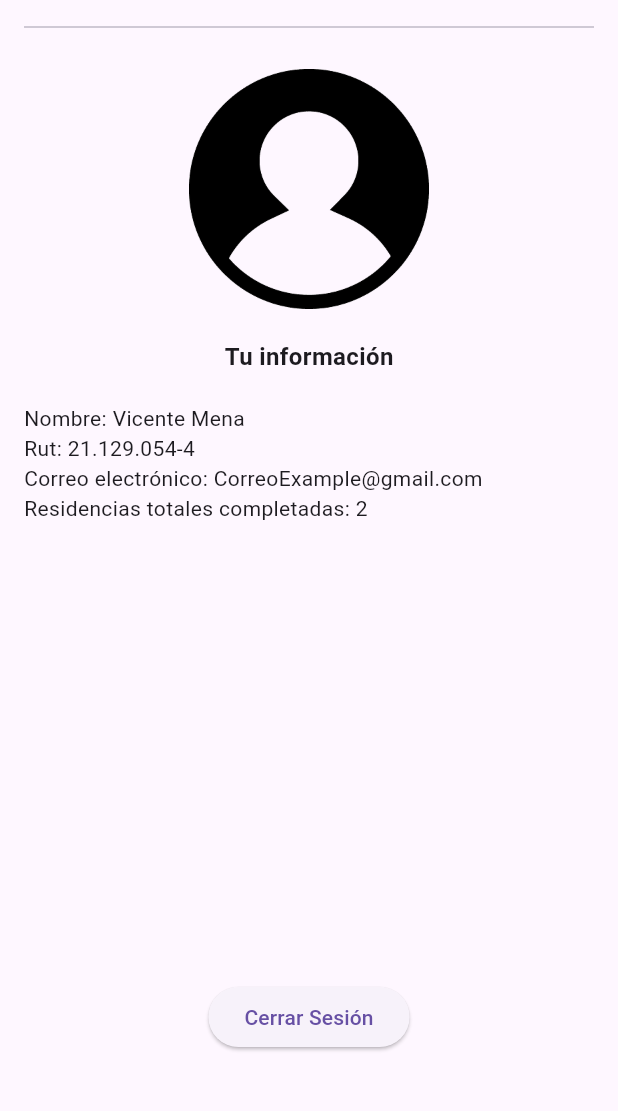
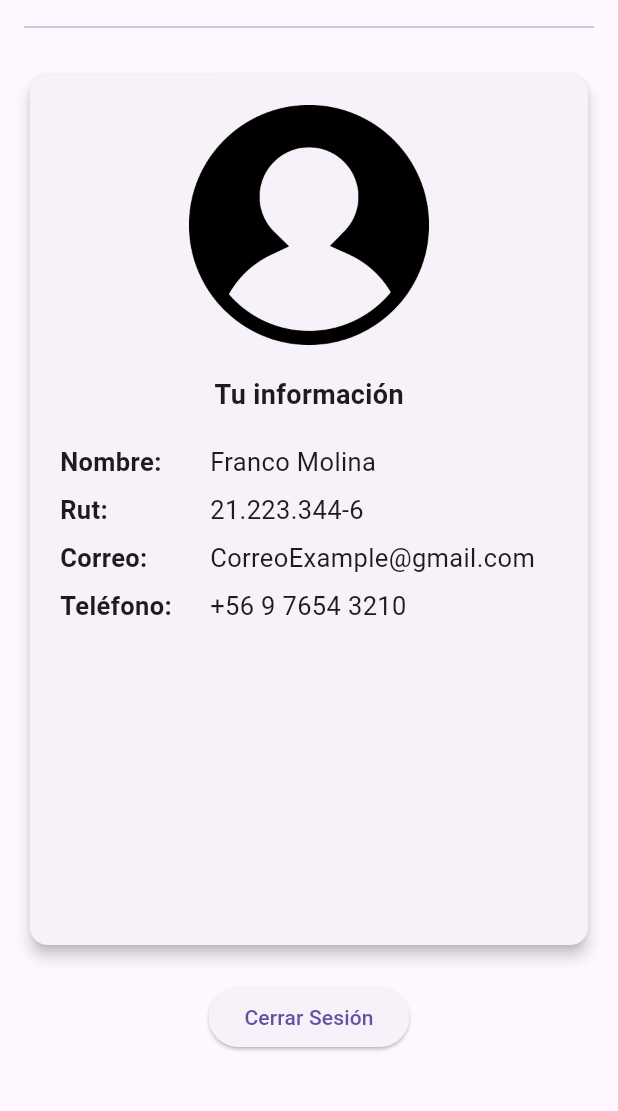
Before and after one commit to Trikzster1/CleanProHV, a Flutter app: the ProfileScreen screen opened directly, on a phone screen of 412 x 824 dp, the part 114-1225 px from its top. Run offline on Flutter 3.47's test engine with Material 3 defaults, Android fonts, the phone set to English and light mode, and no system bars; our stand-ins replace flutter_map, geolocator, latlong2.

Commit message:
Interfaz Perfil Actualizado

```diff
--- a/lib/screens/profile_screen.dart
+++ b/lib/screens/profile_screen.dart
@@ -13,8 +13,6 @@ class ProfileScreen extends StatelessWidget {
           crossAxisAlignment: CrossAxisAlignment.start,
           children: [
             const SizedBox(height: 30),
-
-            // 🧹 Logo + título centrado
             Stack(
               alignment: Alignment.center,
               children: [
@@ -35,7 +33,17 @@ class ProfileScreen extends StatelessWidget {
             const Divider(thickness: 1.2),
             const SizedBox(height: 20),
 
-            // 👤 Imagen de perfil centrada
+            // Card con la imagen y los datos
+            Expanded(
+              child: Card(
+                shape: RoundedRectangleBorder(
+                    borderRadius: BorderRadius.circular(12)),
+                elevation: 4,
+                child: Padding(
+                  padding: const EdgeInsets.all(20.0),
+                  child: Column(
+                    crossAxisAlignment: CrossAxisAlignment.center,
+                    children: [
                       Center(
                         child: Image.asset(
                           'assets/images/PngProfile_transparente.png',
@@ -43,27 +51,121 @@ class ProfileScreen extends StatelessWidget {
                         ),
                       ),
                       const SizedBox(height: 20),
-
-            // 👤 Información centrada
                       const Center(
                         child: Text(
                           'Tu información',
-                style: TextStyle(fontSize: 16, fontWeight: FontWeight.bold),
+                          style: TextStyle(
+                              fontSize: 18, fontWeight: FontWeight.bold),
                         ),
                       ),
                       const SizedBox(height: 20),
+                      Column(
+                        crossAxisAlignment: CrossAxisAlignment.start,
+                        children: const [
+                          Row(
+                            children: [
+                              SizedBox(
+                                width: 100,
+                                child: Text('Nombre:',
+                                    style: TextStyle(
+                                        fontSize: 17,
+                                        fontWeight: FontWeight.bold)),
+                              ),
+                              Expanded(
+                                child: Text('Franco Molina',
+                                    style: TextStyle(fontSize: 17)),
+                              ),
+                            ],
+                          ),
+                          SizedBox(height: 8),
+                          Row(
+                            children: [
+                              SizedBox(
+                                width: 100,
+                                child: Text('Rut:',
+                                    style: TextStyle(
+                                        fontSize: 17,
+                                        fontWeight: FontWeight.bold)),
+                              ),
+                              Expanded(
+                                child: Text('21.223.344-6',
+                                    style: TextStyle(fontSize: 17)),
+                              ),
+                            ],
+                          ),
+                          SizedBox(height: 8),
+                          Row(
+                            children: [
+                              SizedBox(
+                                width: 100,
+                                child: Text('Correo:',
+                                    style: TextStyle(
+                                        fontSize: 17,
+                                        fontWeight: FontWeight.bold)),
+                              ),
+                              Expanded(
+                                child: Text('CorreoExample@gmail.com',
+                                    style: TextStyle(fontSize: 17)),
+                              ),
+                            ],
+                          ),
+                          SizedBox(height: 8),
+                          Row(
+                            children: [
+                              SizedBox(
+                                width: 100,
+                                child: Text('Teléfono:',
+                                    style: TextStyle(
+                                        fontSize: 17,
+                                        fontWeight: FontWeight.bold)),
+                              ),
+                              Expanded(
+                                child: Text('+56 9 7654 3210',
+                                    style: TextStyle(fontSize: 17)),
+                              ),
+                            ],
+                          ),
+                        ],
+                      )
+                    ],
+                  ),
+                ),
+              ),
+            ),
 
-            const Text('Nombre: Vicente Mena'),
-            const Text('Rut: 21.129.054-4'),
-            const Text('Correo electrónico: CorreoExample@gmail.com'),
-            const Text('Residencias totales completadas: 2'),
-            const Spacer(),
+            const SizedBox(height: 20),
 
-            // 🔒 Botón cerrar sesión
+            // Botón de cerrar sesión con confirmación
             Center(
               child: ElevatedButton(
                 onPressed: () {
-                  Navigator.pushReplacementNamed(context, AppRoutes.login);
+                  showDialog(
+                    context: context,
+                    builder: (BuildContext dialogContext) {
+                      return AlertDialog(
+                        title: const Text('Confirmar'),
+                        content: const Text(
+                            '¿Estás seguro que quieres cerrar sesión?'),
+                        actions: [
+                          TextButton(
+                            onPressed: () {
+                              Navigator.of(dialogContext).pop(); // Volver
+                            },
+                            child: const Text('Volver'),
+                          ),
+                          TextButton(
+                            onPressed: () {
+                              Navigator.of(dialogContext)
+                                  .pop(); // Cerrar diálogo
+                              Navigator.pushReplacementNamed(
+                                  context, AppRoutes.login);
+                            },
+                            child: const Text('Aceptar'),
+                          ),
+                        ],
+                      );
+                    },
+                  );
                 },
                 child: const Text('Cerrar Sesión'),
               ),
```
Lines whose indentation alone changed are shown as unchanged.
